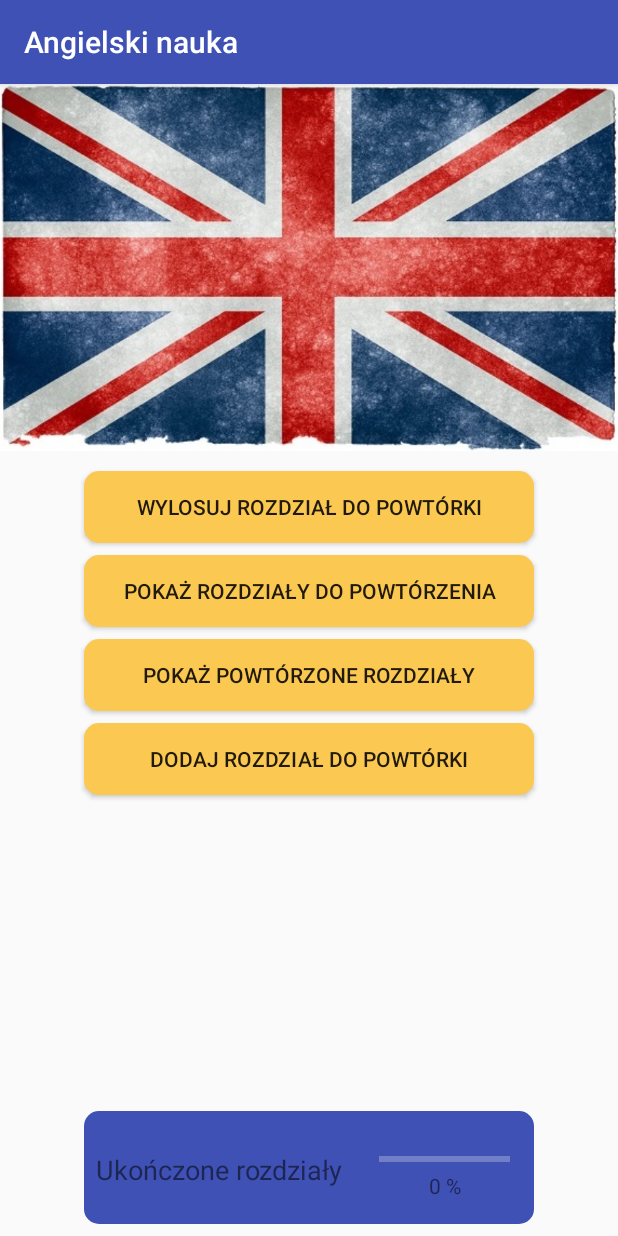
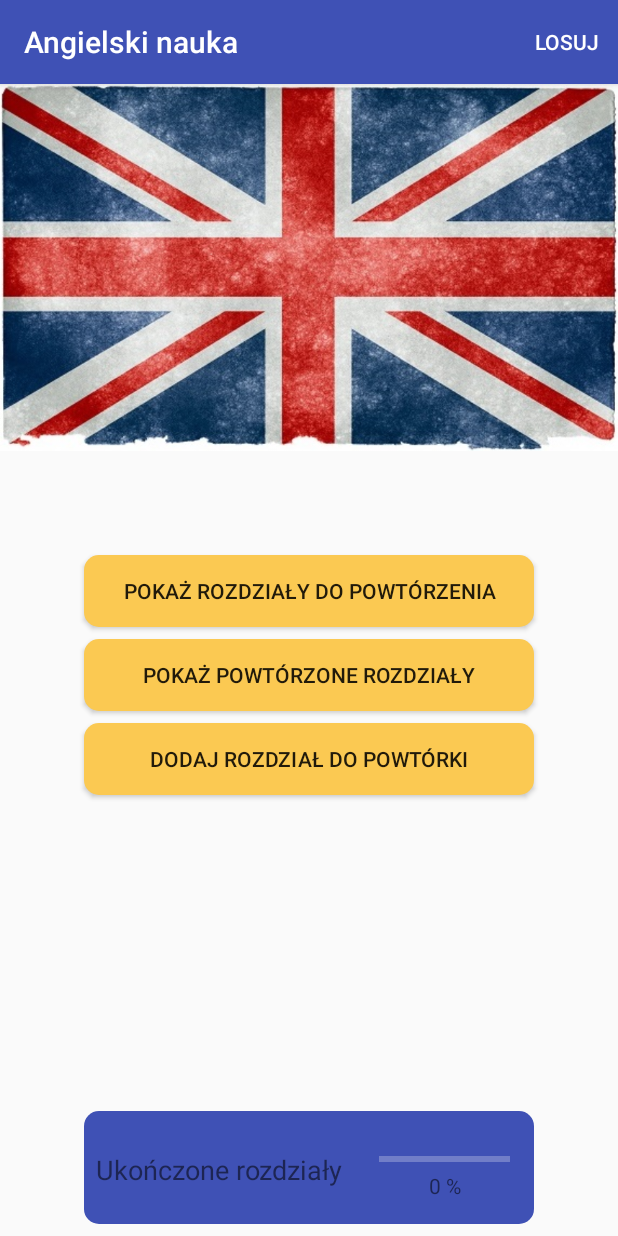
Before and after one commit to Lisek94/Angielski-nauka-apka, an Android app: the screen it shows after launch (MainActivity), on a phone screen of 412 x 824 dp. Run offline under Robolectric (Android 15) with nearby library versions, the phone set to English and light mode, and no system bars.

```diff
--- a/app/src/main/java/com/example/angielskinauka/MainActivity.kt
+++ b/app/src/main/java/com/example/angielskinauka/MainActivity.kt
@@ -4,6 +4,8 @@ import android.content.Intent
 import androidx.appcompat.app.AppCompatActivity
 import android.os.Bundle
 import android.text.InputType
+import android.view.Menu
+import android.view.MenuItem
 import android.widget.EditText
 import android.widget.Toast
 import androidx.appcompat.app.AlertDialog
@@ -60,6 +62,24 @@ class MainActivity : AppCompatActivity() {
         }
     }
 
+    override fun onCreateOptionsMenu(menu: Menu?): Boolean {
+        menuInflater.inflate(R.menu.random_chapter,menu)
+        return super.onCreateOptionsMenu(menu)
+    }
+
+    override fun onOptionsItemSelected(item: MenuItem): Boolean {
+        val chapterManager = ChapterManager(this)
+        if(item.itemId == R.id.randomAB){
+            if(chapterManager.checkListLearnedSize()){
+                showToastForRandomChapter(chapterManager.randomChapterNumber())
+                updateData(chapterManager)
+            } else {
+                Toast.makeText(this,"Brak rozdziału do wylosowania",Toast.LENGTH_SHORT).show()
+            }
+        }
+        return super.onOptionsItemSelected(item)
+    }
+
     private fun firstStart(chapterManager:ChapterManager){
         if (chapterManager.isAnyChaptersExists()){
             val alertDialog = AlertDialog.Builder(this)
--- a/app/src/main/res/layout/activity_main.xml
+++ b/app/src/main/res/layout/activity_main.xml
@@ -26,7 +26,8 @@
         android:text="@string/random_chapter"
         app:layout_constraintEnd_toEndOf="parent"
         app:layout_constraintStart_toStartOf="parent"
-        app:layout_constraintTop_toBottomOf="@+id/iconUK" />
+        app:layout_constraintTop_toBottomOf="@+id/iconUK"
+        android:visibility="invisible"/>
 
     <Button
         android:id="@+id/addChapterButton"
--- /dev/null
+++ b/app/src/main/res/menu/random_chapter.xml
@@ -0,0 +1,8 @@
+<?xml version="1.0" encoding="utf-8"?>
+<menu xmlns:android="http://schemas.android.com/apk/res/android"
+    xmlns:app="http://schemas.android.com/apk/res-auto">
+
+    <item android:title="Losuj"
+        android:id="@+id/randomAB"
+        app:showAsAction="ifRoom"/>
+</menu>
```
Also changed, not shown: app/src/main/java/com/example/angielskinauka/CardViewAdapter.kt (+21 -1 lines), app/src/main/java/com/example/angielskinauka/ChapterManager.kt (+7 -1 lines), app/src/main/java/com/example/angielskinauka/data/DataBaseManager.kt (+6 -2 lines).
